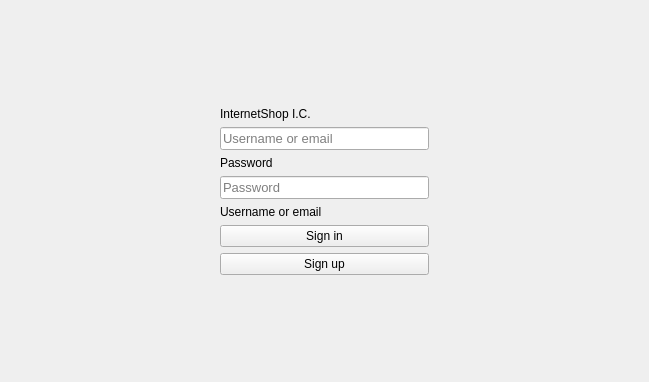
The window that loginform.ui (Lvuppp/OnlineShop) describes before a commit, drawn with Qt 5.
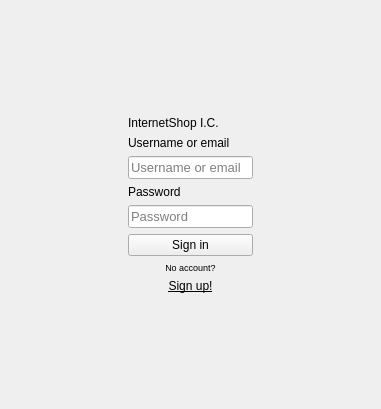
The same window after the commit.

What changed in the file:
```diff
--- a/loginform.ui
+++ b/loginform.ui
@@ -6,13 +6,16 @@
    <rect>
     <x>0</x>
     <y>0</y>
-    <width>649</width>
-    <height>382</height>
+    <width>381</width>
+    <height>409</height>
    </rect>
   </property>
   <property name="windowTitle">
    <string>Form</string>
   </property>
+  <property name="styleSheet">
+   <string notr="true">backgroung: rgb(25, 10, 17)</string>
+  </property>
   <layout class="QVBoxLayout" name="verticalLayout">
    <item>
     <layout class="QHBoxLayout" name="horizontalLayout_2">
@@ -55,6 +58,20 @@
          </property>
         </widget>
        </item>
+       <item>
+        <widget class="QLabel" name="loginLabel">
+         <property name="font">
+          <font>
+           <family>Segoe UI</family>
+           <italic>false</italic>
+           <bold>false</bold>
+          </font>
+         </property>
+         <property name="text">
+          <string>Username or email</string>
+         </property>
+        </widget>
+       </item>
        <item>
         <widget class="QLineEdit" name="passwordLineEdit">
          <property name="enabled">
@@ -81,7 +98,7 @@
         <widget class="QLabel" name="passwordLable">
          <property name="font">
           <font>
-           <family>Microsoft YaHei UI</family>
+           <family>Segoe UI</family>
           </font>
          </property>
          <property name="text">
@@ -105,20 +122,6 @@
          </property>
         </widget>
        </item>
-       <item>
-        <widget class="QLabel" name="loginLabel">
-         <property name="font">
-          <font>
-           <family>Microsoft YaHei UI</family>
-           <italic>false</italic>
-           <bold>false</bold>
-          </font>
-         </property>
-         <property name="text">
-          <string>Username or email</string>
-         </property>
-        </widget>
-       </item>
        <item>
         <widget class="QPushButton" name="signInButton">
          <property name="cursor">
@@ -130,12 +133,41 @@
         </widget>
        </item>
        <item>
-        <widget class="QPushButton" name="signUpButton">
-         <property name="cursor">
-          <cursorShape>PointingHandCursor</cursorShape>
+        <widget class="QLabel" name="label_2">
+         <property name="font">
+          <font>
+           <pointsize>7</pointsize>
+           <italic>false</italic>
+           <bold>false</bold>
+           <underline>false</underline>
+          </font>
          </property>
+         <property name="layoutDirection">
+          <enum>Qt::LeftToRight</enum>
+         </property>
          <property name="text">
-          <string>Sign up</string>
+          <string>No account?</string>
+         </property>
+         <property name="alignment">
+          <set>Qt::AlignCenter</set>
+         </property>
+        </widget>
+       </item>
+       <item>
+        <widget class="QLabel" name="signUpLabel">
+         <property name="font">
+          <font>
+           <underline>true</underline>
+          </font>
+         </property>
+         <property name="lineWidth">
+          <number>-5</number>
+         </property>
+         <property name="text">
+          <string>Sign up!</string>
+         </property>
+         <property name="alignment">
+          <set>Qt::AlignCenter</set>
          </property>
         </widget>
        </item>
```
